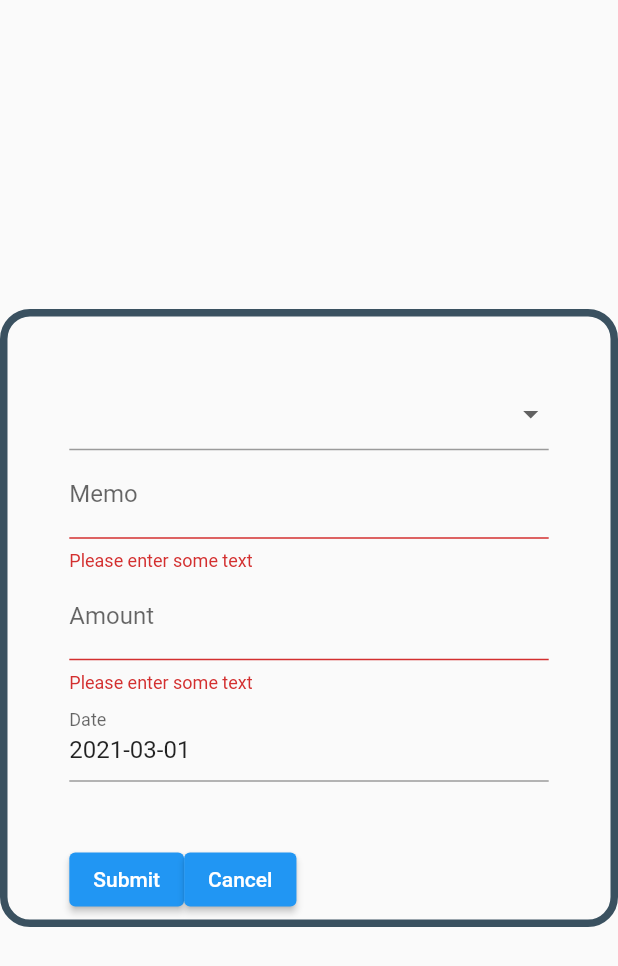
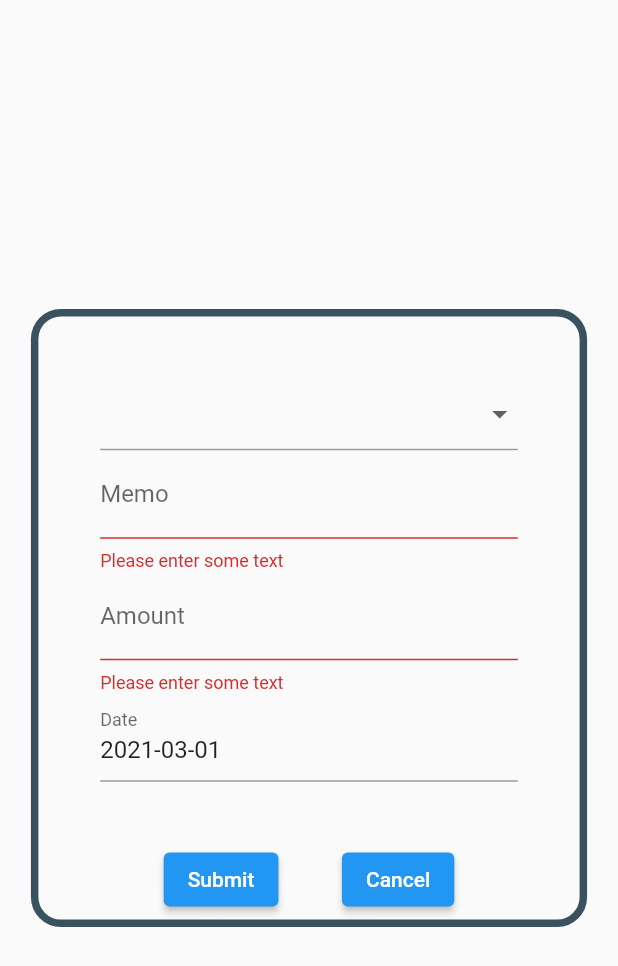
Before and after one commit to themadeye/madhouse_budgeter, a Flutter app: the ExpenseFormScreen screen opened directly, after a tap on "Submit", after a tap on "Cancel", on a phone screen of 412 x 824 dp. Shown: the top 966 px of the screen. Run offline on Flutter 3.47's test engine with Material 2 defaults, Android fonts, the phone set to English and light mode, and no system bars; our stand-ins replace curved_navigation_bar.

Commit message:
Added Full Category List

```diff
--- /dev/null
+++ b/lib/model/category.dart
@@ -0,0 +1,11 @@
+import 'package:flutter/cupertino.dart';
+
+class Category {
+  String name;
+  IconData icon;
+
+  Category(
+    this.name,
+    this.icon
+  );
+}
--- a/lib/screens/Home/exspense_form_screen.dart
+++ b/lib/screens/Home/exspense_form_screen.dart
@@ -7,6 +7,7 @@ import 'package:flutter/cupertino.dart';
 
 import 'package:madhouse_budgeter/constants.dart';
 import 'package:madhouse_budgeter/model/transaction.dart';
+import 'package:madhouse_budgeter/model/category.dart';
 
 class ExpenseFormScreen extends StatefulWidget{
 
@@ -20,8 +21,31 @@ class _ExpenseFormScreenState extends State<ExpenseFormScreen>{
   final TextEditingController _dateInput = new TextEditingController();
   IconData _dropdownValue;
   List<Map> _myCategory = [{"icon":Icon(Icons.alarm),"name":"Alarm"},{"icon":Icon(Icons.ac_unit),"name":"AC Unit"}];
-
-
+  List<Category> _categories = [
+    Category('Food', Icons.food_bank_outlined),
+    Category('Bills', Icons.payment_outlined),
+    Category('Transportation', Icons.directions_bus),
+    Category('Home', Icons.house),
+    Category('Car', Icons.directions_car_outlined),
+    Category('Entertainment', Icons.videogame_asset_outlined),
+    Category('Shopping', Icons.shopping_bag_outlined),
+    Category('Insurance', Icons.shield),
+    Category('Tax', Icons.receipt_long_outlined),
+    Category('Telephone', Icons.phone_outlined),
+    Category('Cigarette', Icons.smoking_rooms_outlined),
+    Category('Health', Icons.medical_services_outlined),
+    Category('Sport', Icons.sports_football_outlined),
+    Category('Baby', Icons.baby_changing_station_outlined),
+    Category('Pet', Icons.pets_outlined),
+    Category('Electronics', Icons.electrical_services_outlined),
+    Category('Wine', Icons.wine_bar_outlined),
+    Category('Snacks', Icons.cake_outlined),
+    Category('Social', Icons.people),
+    Category('Travel', Icons.airplanemode_active_outlined),
+    Category('Eduation', Icons.menu_book_outlined),
+    Category('Office', Icons.work_outline),
+    Category('Other', Icons.menu_outlined),
+  ];
 
   DateFormat _dateFormatter = DateFormat('yyyy-MM-dd');
 
@@ -82,10 +106,10 @@ class _ExpenseFormScreenState extends State<ExpenseFormScreen>{
                         _dropdownValue = value;
                       });
                     },
-                    items: _myCategory.map((Map map) {
+                    items: _categories.map((Category map) {
                       return new DropdownMenuItem(
-                        value: new Text(map["name"]),
-                        child: map["icon"],
+                        value: Text(map.name),
+                        child: Icon(map.icon),
                       );
                     }).toList(),
                   ),
@@ -165,6 +189,7 @@ class _ExpenseFormScreenState extends State<ExpenseFormScreen>{
                     },
                   ),
                   Row(
+                    mainAxisAlignment: MainAxisAlignment.spaceEvenly,
                     children: [
                       Padding(
                         padding: EdgeInsets.only(top: screenSize.height*0.05),
@@ -188,14 +213,6 @@ class _ExpenseFormScreenState extends State<ExpenseFormScreen>{
                         child:ElevatedButton(
                           onPressed: () {
                             // Validate returns true if the form is valid, otherwise false.
-                            if (_formKey.currentState.validate()) {
-                              // If the form is valid, display a snackbar. In the real world,
-                              // you'd often call a server or save the information in a database.
-
-                              Scaffold
-                                  .of(context)
-                                  .showSnackBar(SnackBar(content: Text('Processing Data')));
-                            }
                           },
                           child: Text('Cancel'),
                         ),
@@ -206,7 +223,7 @@ class _ExpenseFormScreenState extends State<ExpenseFormScreen>{
               ),
             ),
             padding: EdgeInsets.only(top: screenSize.height*0.05, left: screenSize.width*0.1, right: screenSize.width*0.1),
-            margin: new EdgeInsets.symmetric(vertical: screenSize.height*0.2),
+            margin: new EdgeInsets.symmetric(vertical: screenSize.height*0.2, horizontal: screenSize.width*0.05),
             decoration: BoxDecoration(
               borderRadius: BorderRadius.circular(20),
               border: Border.all(
```
Also changed, not shown: 6 other files.
